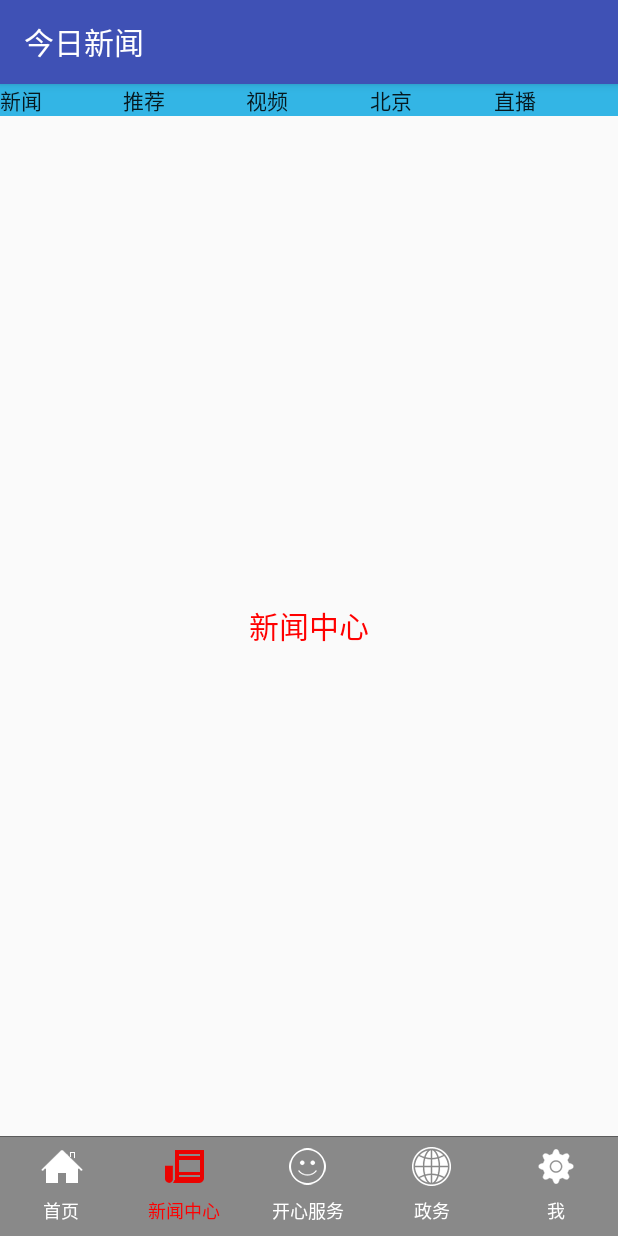
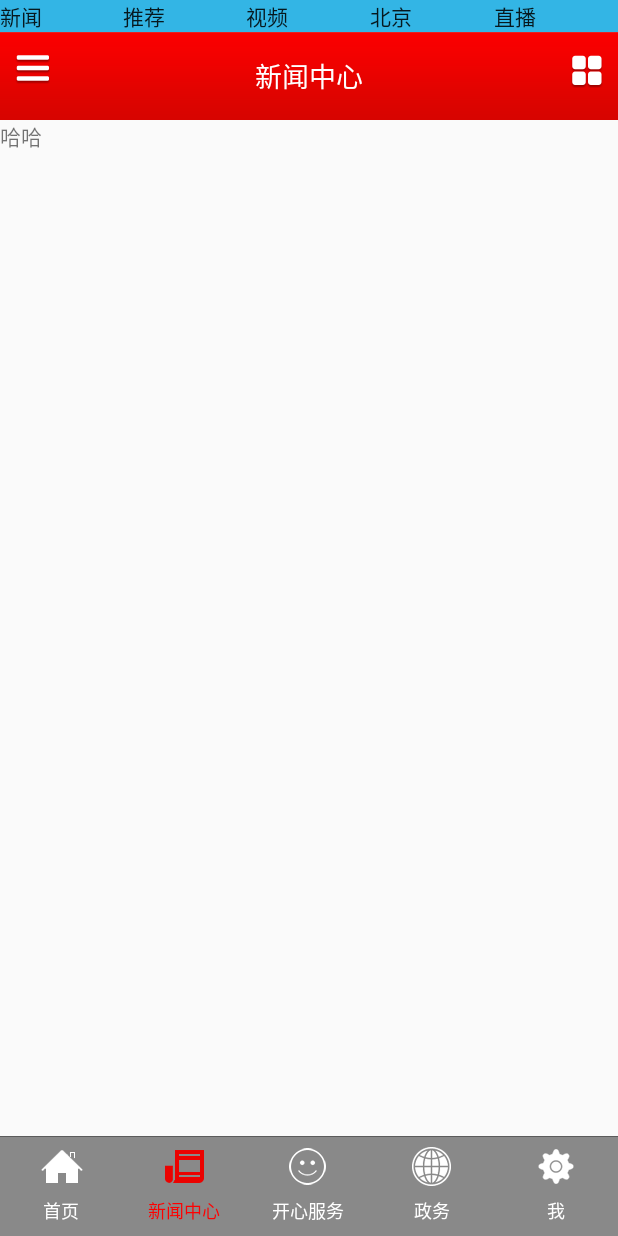
Before and after one commit to lsyz0021/MyNews, an Android app: the HomeFragment screen opened directly, with no data from a screen before it, tab 2 chosen, on a phone screen of 412 x 824 dp. Run offline under Robolectric (Android 15) with nearby library versions, the phone set to English and light mode, and no system bars; our stand-ins replace ButterKnife; libraries missing offline, so code that uses them is left out: com.jeremyfeinstein.slidingmenu, com.lzy.okgo; 10 statements that could not run were skipped.

Commit message:
完成fragment 的公共框架

```diff
--- a/app/src/main/AndroidManifest.xml
+++ b/app/src/main/AndroidManifest.xml
@@ -9,7 +9,7 @@
         android:icon="@mipmap/ic_launcher"
         android:label="@string/app_name"
         android:supportsRtl="true"
-        android:theme="@style/AppTheme">
+        android:theme="@style/Theme.AppCompat.Light.NoActionBar">
         <activity android:name=".activity.MainActivity" />
         <activity
             android:name=".activity.SplashActivity"
--- a/app/src/main/java/com/bandeng/mynews/activity/MainActivity.java
+++ b/app/src/main/java/com/bandeng/mynews/activity/MainActivity.java
@@ -10,6 +10,8 @@ import android.widget.RadioGroup;
 
 import com.bandeng.mynews.R;
 import com.bandeng.mynews.adapter.TabPagerAdapter;
+import com.bandeng.mynews.base.BaseFragment;
+import com.bandeng.mynews.base.BaseLoadNetData;
 import com.bandeng.mynews.fragment.GovaffairsFragment;
 import com.bandeng.mynews.fragment.HomeFragment;
 import com.bandeng.mynews.fragment.NewsCenterFragment;
@@ -38,6 +40,7 @@ public class MainActivity extends AppCompatActivity implements OnPageChangeListe
     private SlidingMenu slidingMenu;
     private RadioGroup rg_radio_group;
     private TabPageIndicator tabIndicator;
+    private ArrayList<Fragment> fragments;
 
 
     @Override
@@ -56,11 +59,16 @@ public class MainActivity extends AppCompatActivity implements OnPageChangeListe
         // 设置侧滑方向
         slidingMenu.setMode(SlidingMenu.LEFT);
         // 设置全屏可以划出菜单
-        slidingMenu.setTouchModeAbove(SlidingMenu.TOUCHMODE_FULLSCREEN);
+        slidingMenu.setTouchModeAbove(SlidingMenu.TOUCHMODE_NONE);
         // 设置侧滑菜单的宽度
-        slidingMenu.setBehindWidth(300);
+//        slidingMenu.setBehindWidth(Uiutil.dip2px(this, 150));
+        // 设置SlidingMenu离屏幕的偏移量
+        slidingMenu.setBehindOffsetRes(R.dimen.large_80);
         // 把侧滑菜单添加到activity中
         slidingMenu.attachToActivity(this, SlidingMenu.SLIDING_CONTENT);
+        // 设置渐入渐出效果的值
+        slidingMenu.setFadeEnabled(true);
+        slidingMenu.setFadeDegree(0.5f);
         // 设置侧滑菜单的布局
         slidingMenu.setMenu(R.layout.main_menu);
     }
@@ -82,7 +90,7 @@ public class MainActivity extends AppCompatActivity implements OnPageChangeListe
 
     private void initData() {
         String[] tab_title = {"新闻", "推荐", "视频", "北京", "直播"};
-        ArrayList<Fragment> fragments = new ArrayList<>();
+        fragments = new ArrayList<>();
         fragments.add(new HomeFragment());
         fragments.add(new NewsCenterFragment());
         fragments.add(new SmartServiceFragment());
@@ -137,24 +145,45 @@ public class MainActivity extends AppCompatActivity implements OnPageChangeListe
     public void onPageScrollStateChanged(int state) {
     }
 
+    // RadioButton选择监听器
     @Override
     public void onCheckedChanged(RadioGroup group, int checkedId) {
+        int item = 0;
         switch (checkedId) {
             case R.id.rb_tab_home:
-                mViewPager.setCurrentItem(0);
+                slidingMenu.setTouchModeAbove(SlidingMenu.TOUCHMODE_NONE);
+                item = 0;
                 break;
             case R.id.rb_tab_newscenter:
-                mViewPager.setCurrentItem(1);
+                slidingMenu.setTouchModeAbove(SlidingMenu.TOUCHMODE_FULLSCREEN);
+                item = 1;
                 break;
             case R.id.rb_tab_smartservice:
-                mViewPager.setCurrentItem(2);
+                slidingMenu.setTouchModeAbove(SlidingMenu.TOUCHMODE_FULLSCREEN);
+                item = 2;
                 break;
             case R.id.rb_tab_govaffairs:
-                mViewPager.setCurrentItem(3);
+                slidingMenu.setTouchModeAbove(SlidingMenu.TOUCHMODE_FULLSCREEN);
+                item = 3;
                 break;
             case R.id.rb_tab_setting:
-                mViewPager.setCurrentItem(4);
+                slidingMenu.setTouchModeAbove(SlidingMenu.TOUCHMODE_NONE);
+                item = 4;
                 break;
         }
+        // 点击不同的按钮切换ViewPager
+        mViewPager.setCurrentItem(item, false);
+
+        // 切换是联网获取数据
+        BaseFragment fragment = (BaseFragment) fragments.get(item);
+        if (fragment instanceof BaseLoadNetData) {
+            ((BaseLoadNetData)fragment).loadNetData();
+        }
+
     }
+
+    public SlidingMenu getSlidingMenu() {
+        return slidingMenu;
+    }
+
 }
--- a/app/src/main/java/com/bandeng/mynews/base/BaseFragment.java
+++ b/app/src/main/java/com/bandeng/mynews/base/BaseFragment.java
@@ -1,41 +1,111 @@
 package com.bandeng.mynews.base;
 
-import android.graphics.Color;
 import android.os.Bundle;
 import android.support.annotation.Nullable;
 import android.support.v4.app.Fragment;
-import android.view.Gravity;
 import android.view.LayoutInflater;
 import android.view.View;
 import android.view.ViewGroup;
+import android.widget.FrameLayout;
+import android.widget.ImageButton;
 import android.widget.TextView;
+
+import com.bandeng.mynews.R;
+import com.bandeng.mynews.activity.MainActivity;
+
+import butterknife.BindView;
+import butterknife.ButterKnife;
+import butterknife.OnClick;
 
 /**
  * Created by Lilu on 2017/2/15.
  */
 
 public abstract class BaseFragment extends Fragment {
+    @BindView(R.id.img_fragment_menu)
+    ImageButton imgFragmentMenu;
+    @BindView(R.id.tv_fragment_title)
+    TextView tvFragmentTitle;
+    @BindView(R.id.img_fragment_type)
+    ImageButton imgFragmentType;
+    @BindView(R.id.fl_fragment_container)
+    FrameLayout flFragmentContainer;
+
+    private MainActivity mMainActivity;
+
     @Nullable
     @Override
     public View onCreateView(LayoutInflater inflater, @Nullable ViewGroup container, @Nullable Bundle savedInstanceState) {
-        TextView textView = new TextView(getActivity());
-        textView.setTextSize(20);
-        textView.setGravity(Gravity.CENTER);
-        textView.setTextColor(Color.RED);
 
-//        ImageView imageView = new ImageView(getActivity());
-//        String url ="http://p.jianke.net/article/201508/20150811161504567.jpg";
-//        Picasso.with(getActivity()).load(url).into(imageView);
-        return textView;
+        View view = inflater.inflate(R.layout.fragment_content, container, false);
+        ButterKnife.bind(this, view);
+        return view;
     }
 
 
     @Override
     public void onViewCreated(View view, @Nullable Bundle savedInstanceState) {
         super.onViewCreated(view, savedInstanceState);
-        setContextView(view);
+        mMainActivity = (MainActivity) getActivity();
+
+        initTitle(view);
+        tvFragmentTitle.setText(setTitleText());
+        fragmentContainerAddView(setFragmentContainerView());
     }
 
-    public abstract void setContextView(View view);
+    /**
+     * 设置菜单按钮是否显示
+     *
+     * @param isShow
+     */
+    protected void setMenuIsShow(boolean isShow) {
+        imgFragmentMenu.setVisibility(isShow ? View.VISIBLE : View.GONE);
+    }
+
+    /**
+     * 设置类型按钮是否显示
+     *
+     * @param isShow
+     */
+    protected void setTypeIsShow(boolean isShow) {
+        imgFragmentType.setVisibility(isShow ? View.VISIBLE : View.GONE);
+    }
+
+    protected void fragmentContainerAddView(View view) {
+        flFragmentContainer.removeAllViews();
+        flFragmentContainer.addView(view);
+    }
+
+    /**
+     * 初始化title
+     */
+    public abstract void initTitle(View view);
+
+    /**
+     * 设置标题
+     */
+    public abstract String setTitleText();
+
+    /**
+     * 设置fragment的内容
+     */
+    public abstract View setFragmentContainerView();
+
+
+    @OnClick({R.id.img_fragment_menu, R.id.img_fragment_type})
+    public void onClick(View view) {
+        switch (view.getId()) {
+            case R.id.img_fragment_menu:
+                // SlidingMenu 快关切换
+                mMainActivity.getSlidingMenu().toggle();
+                break;
+            case R.id.img_fragment_type:
+                break;
+        }
+    }
+
+    public MainActivity getMainActivity() {
+        return mMainActivity;
+    }
 
 }
--- a/app/src/main/java/com/bandeng/mynews/base/BaseLoadNetData.java
+++ b/app/src/main/java/com/bandeng/mynews/base/BaseLoadNetData.java
@@ -5,5 +5,5 @@ package com.bandeng.mynews.base;
  */
 
 public interface BaseLoadNetData {
-    void loadNetData(String url);
+    void loadNetData();
 }
--- a/app/src/main/java/com/bandeng/mynews/fragment/HomeFragment.java
+++ b/app/src/main/java/com/bandeng/mynews/fragment/HomeFragment.java
@@ -1,8 +1,10 @@
 package com.bandeng.mynews.fragment;
 
+import android.util.Log;
 import android.view.View;
 import android.widget.TextView;
 
+import com.bandeng.mynews.R;
 import com.bandeng.mynews.base.BaseFragment;
 import com.bandeng.mynews.base.BaseLoadNetData;
 
@@ -14,17 +16,26 @@ import com.bandeng.mynews.base.BaseLoadNetData;
 public class HomeFragment extends BaseFragment implements BaseLoadNetData {
 
     @Override
-    public void setContextView(View view) {
-
-        ((TextView) view).setText("首页");
-
-//        ImageView imageView = new ImageView(getActivity());
-//        String url ="http://p.jianke.net/article/201508/20150811161504567.jpg";
-//        Picasso.with(getActivity()).load(url).into(imageView);
+    public void initTitle(View view) {
+        setMenuIsShow(false);
+        setTypeIsShow(false);
+        Log.e("tag", "home");
     }
 
     @Override
-    public void loadNetData(String url) {
+    public String setTitleText() {
+        return getMainActivity().getResources().getString(R.string.tab_text_home);
+    }
+
+    @Override
+    public View setFragmentContainerView() {
+        TextView textView = new TextView(getMainActivity());
+        textView.setText("哈哈");
+        return textView;
+    }
+
+    @Override
+    public void loadNetData() {
 
     }
 }
--- a/app/src/main/java/com/bandeng/mynews/fragment/NewsCenterFragment.java
+++ b/app/src/main/java/com/bandeng/mynews/fragment/NewsCenterFragment.java
@@ -1,8 +1,10 @@
 package com.bandeng.mynews.fragment;
 
+import android.util.Log;
 import android.view.View;
 import android.widget.TextView;
 
+import com.bandeng.mynews.R;
 import com.bandeng.mynews.base.BaseFragment;
 import com.bandeng.mynews.base.BaseLoadNetData;
 
@@ -14,14 +16,27 @@ import com.bandeng.mynews.base.BaseLoadNetData;
 public class NewsCenterFragment extends BaseFragment implements BaseLoadNetData {
 
     @Override
-    public void setContextView(View view) {
+    public void initTitle(View view) {
 
-        ((TextView) view).setText("新闻中心");
-
+        setMenuIsShow(true);
+        setTypeIsShow(true);
+        Log.e("tag", "News");
     }
 
     @Override
-    public void loadNetData(String url) {
+    public String setTitleText() {
+        return getMainActivity().getResources().getString(R.string.tab_text_newscenter);
+    }
+
+    @Override
+    public View setFragmentContainerView() {
+        TextView textView = new TextView(getMainActivity());
+        textView.setText("哈哈");
+        return textView;
+    }
+
+    @Override
+    public void loadNetData() {
 
     }
 }
--- a/app/src/main/java/com/bandeng/mynews/fragment/SmartServiceFragment.java
+++ b/app/src/main/java/com/bandeng/mynews/fragment/SmartServiceFragment.java
@@ -1,8 +1,10 @@
 package com.bandeng.mynews.fragment;
 
+import android.util.Log;
 import android.view.View;
 import android.widget.TextView;
 
+import com.bandeng.mynews.R;
 import com.bandeng.mynews.base.BaseFragment;
 import com.bandeng.mynews.base.BaseLoadNetData;
 
@@ -12,16 +14,28 @@ import com.bandeng.mynews.base.BaseLoadNetData;
 
 public class SmartServiceFragment extends BaseFragment implements BaseLoadNetData {
 
+    @Override
+    public void initTitle(View view) {
 
-    @Override
-    public void setContextView(View view) {
-
-        ((TextView) view).setText("智慧服务");
-
+        setMenuIsShow(true);
+        setTypeIsShow(true);
+        Log.e("tag", "SmartService");
     }
 
     @Override
-    public void loadNetData(String url) {
+    public String setTitleText() {
+        return getMainActivity().getResources().getString(R.string.tab_text_smartservice);
+    }
+
+    @Override
+    public View setFragmentContainerView() {
+        TextView textView = new TextView(getMainActivity());
+        textView.setText("哈哈");
+        return textView;
+    }
+
+    @Override
+    public void loadNetData() {
 
     }
 }
--- a/app/src/main/java/com/bandeng/mynews/utils/MyConstant.java
+++ b/app/src/main/java/com/bandeng/mynews/utils/MyConstant.java
@@ -7,4 +7,6 @@ package com.bandeng.mynews.utils;
 public interface MyConstant {
 
     String ISFIRSTOPEN = "guideIsFirstOpen";
+    String BASEURL = "http://192.168.1.56:8080";
+    String home = "/zhbj/";
 }
--- /dev/null
+++ b/app/src/main/res/layout/fragment_content.xml
@@ -0,0 +1,43 @@
+<?xml version="1.0" encoding="utf-8"?>
+<LinearLayout xmlns:android="http://schemas.android.com/apk/res/android"
+    android:layout_width="match_parent"
+    android:layout_height="match_parent"
+    android:orientation="vertical">
+
+    <RelativeLayout
+        android:layout_width="match_parent"
+        android:layout_height="wrap_content"
+        android:background="@drawable/title_red_bg"
+        android:gravity="center_vertical">
+
+        <ImageButton
+            android:id="@+id/img_fragment_menu"
+            android:layout_width="wrap_content"
+            android:layout_height="wrap_content"
+            android:layout_marginLeft="@dimen/small_10"
+            android:background="@drawable/img_menu" />
+
+        <TextView
+            android:id="@+id/tv_fragment_title"
+            android:layout_width="wrap_content"
+            android:layout_height="wrap_content"
+            android:layout_centerHorizontal="true"
+            android:text="@string/app_name"
+            android:textColor="@color/color_tab_text_normal"
+            android:textSize="@dimen/text_size_18sp" />
+
+        <ImageButton
+            android:id="@+id/img_fragment_type"
+            android:layout_width="wrap_content"
+            android:layout_height="wrap_content"
+            android:layout_alignParentRight="true"
+            android:layout_marginRight="@dimen/small_10"
+            android:background="@drawable/icon_pic_grid_type" />
+    </RelativeLayout>
+
+    <FrameLayout
+        android:id="@+id/fl_fragment_container"
+        android:layout_width="match_parent"
+        android:layout_height="match_parent" />
+
+</LinearLayout>
--- a/app/src/main/res/layout/main_menu.xml
+++ b/app/src/main/res/layout/main_menu.xml
@@ -5,4 +5,8 @@
     android:background="@color/colorPrimary"
     android:orientation="vertical">
 
+    <ImageView
+        android:layout_width="match_parent"
+        android:layout_height="match_parent"
+        android:background="@drawable/splash_bg" />
 </LinearLayout>
--- a/app/src/main/res/values/dimens.xml
+++ b/app/src/main/res/values/dimens.xml
@@ -15,6 +15,9 @@
     <dimen name="large_30">30dp</dimen>
     <dimen name="large_50">50dp</dimen>
     <dimen name="large_60">60dp</dimen>
+    <dimen name="large_80">80dp</dimen>
+    <dimen name="large_100">100dp</dimen>
+    <dimen name="large_150">150dp</dimen>
 
     <dimen name="text_size_10sp">10sp</dimen>
     <dimen name="text_size_12sp">12sp</dimen>
```
Also changed, not shown: app/src/main/java/com/bandeng/mynews/fragment/GovaffairsFragment.java (+19 -4 lines), app/src/main/java/com/bandeng/mynews/fragment/SettingFragment.java (+19 -4 lines), app/src/main/res/drawable-hdpi/icon_pic_grid_type.png (added), app/src/main/res/drawable-hdpi/img_menu.png (added), app/src/main/res/drawable-hdpi/title_red_bg.png (added).
